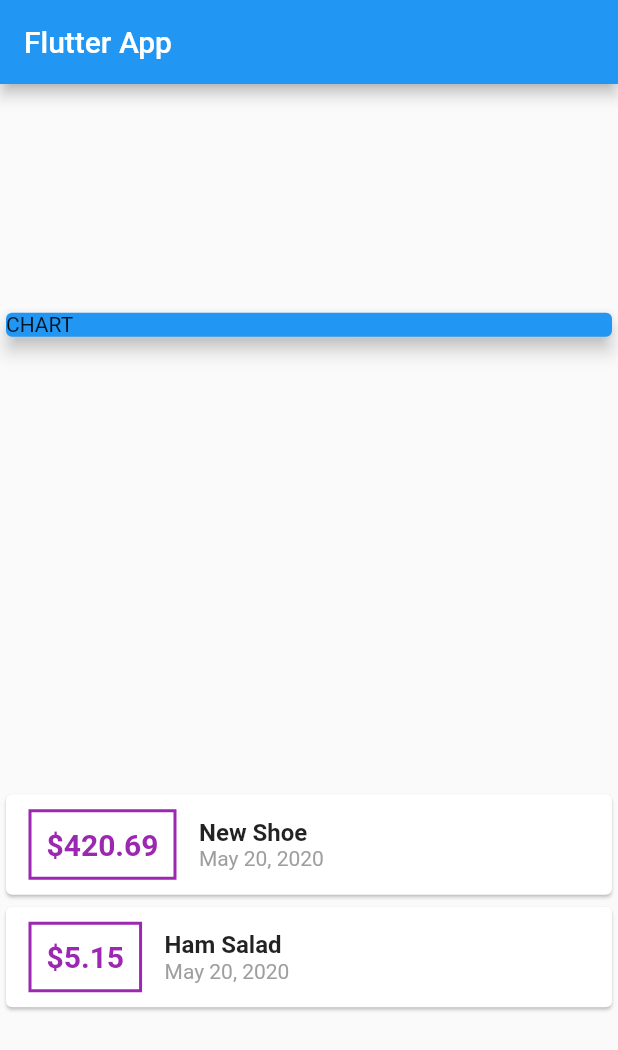
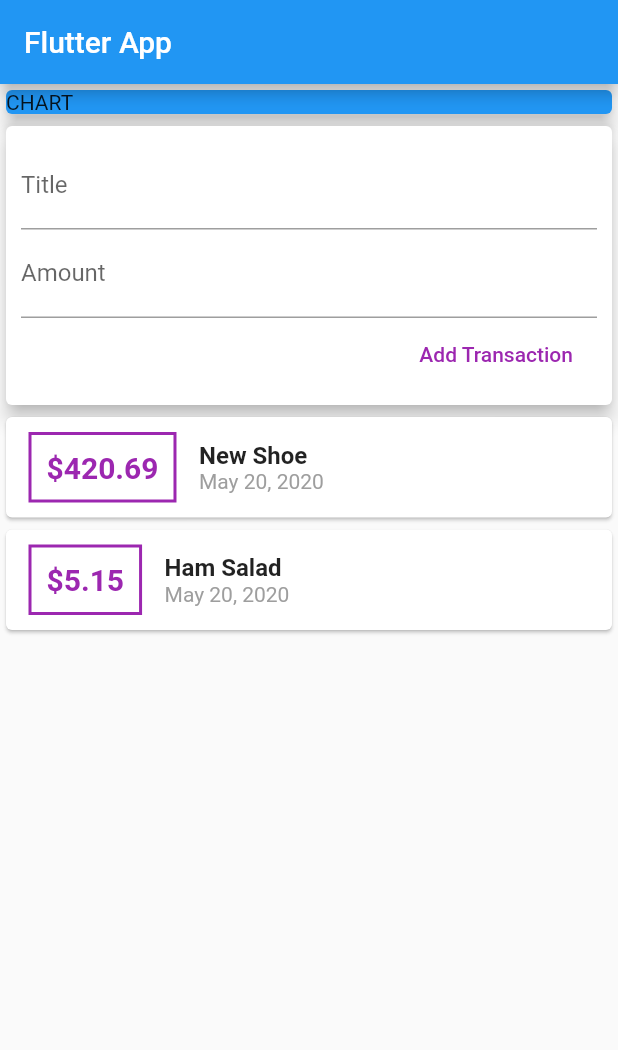
Before and after one commit to mulvaneya7/FlutterExpenseTracker, a Flutter app: the screen it shows after launch, on a phone screen of 412 x 824 dp. Shown: the top 1050 px of the screen. Run offline on Flutter 3.47's test engine with Material 2 defaults, Android fonts, the phone set to English and light mode, and no system bars.

Commit message:
seperate widgets, addTx functionality

```diff
--- a/lib/main.dart
+++ b/lib/main.dart
@@ -1,6 +1,5 @@
 import 'package:flutter/material.dart';
-import 'package:intl/intl.dart';
-import './transaction.dart';
+import './widgets/user_transactions.dart';
 
 void main() => runApp(MyApp());
 
@@ -15,20 +14,11 @@ class MyApp extends StatelessWidget {
 }
 
 class MyHomePage extends StatelessWidget {
-  final List<Transaction> transactions = [
-    Transaction(
-      id: 't1',
-      title: 'New Shoe',
-      amount: 420.69,
-      date: DateTime.now(),
-    ),
-    Transaction(
-      id: 't2',
-      title: 'Ham Salad',
-      amount: 5.15,
-      date: DateTime.now(),
-    ),
-  ];
+  //Input field props
+  // String titleInput;
+  // String amountInput;
+  final titleController = TextEditingController();
+  final amountController = TextEditingController();
 
   @override
   Widget build(BuildContext context) {
@@ -37,7 +27,7 @@ class MyHomePage extends StatelessWidget {
         title: Text('Flutter App'),
       ),
       body: Column(
-          mainAxisAlignment: MainAxisAlignment.spaceAround,
+        // mainAxisAlignment: MainAxisAlignment.start,
         crossAxisAlignment: CrossAxisAlignment.stretch,
         children: <Widget>[
           Container(
@@ -48,56 +38,9 @@ class MyHomePage extends StatelessWidget {
               elevation: 5,
             ),
           ),
-            Column(
-              children: transactions.map((tx) {
-                return Card(
-                  child: Row(
-                    children: <Widget>[
-                      Container(
-                        margin: EdgeInsets.symmetric(
-                          vertical: 10,
-                          horizontal: 15,
-                        ),
-                        decoration: BoxDecoration(
-                          border: Border.all(
-                            color: Colors.purple,
-                            width: 2,
-                          ),
-                        ),
-                        padding: EdgeInsets.all(10),
-                        child: Text(
-                          '\$${tx.amount}',
-                          style: TextStyle(
-                            fontWeight: FontWeight.bold,
-                            fontSize: 20,
-                            color: Colors.purple,
-                          ),
-                        ),
-                      ),
-                      Column(
-                        crossAxisAlignment: CrossAxisAlignment.start,
-                        children: <Widget>[
-                          Text(
-                            tx.title,
-                            style: TextStyle(
-                              fontSize: 16,
-                              fontWeight: FontWeight.bold,
-                            ),
-                          ),
-                          Text(
-                            DateFormat.yMMMd().format(tx.date),
-                            style: TextStyle(
-                              color: Colors.grey,
-                            ),
-                          ),
-                        ],
-                      ),
+          UserTransactions()
         ],
       ),
     );
-              }).toList(),
-            ),
-          ],
-        ));
   }
 }
--- /dev/null
+++ b/lib/widgets/new_transaction.dart
@@ -0,0 +1,46 @@
+import 'package:flutter/material.dart';
+
+class NewTransaction extends StatelessWidget {
+  final Function addTx;
+  final titleController = TextEditingController();
+  final amountController = TextEditingController();
+
+  NewTransaction(this.addTx);
+
+  @override
+  Widget build(BuildContext context) {
+    return Card(
+      elevation: 5,
+      child: Container(
+        padding: EdgeInsets.all(10),
+        child: Column(
+          crossAxisAlignment: CrossAxisAlignment.end,
+          children: <Widget>[
+            TextField(
+              decoration: InputDecoration(labelText: 'Title'),
+              controller: titleController,
+              // onChanged: (val) {
+              //   titleInput = val;
+              // },
+            ),
+            TextField(
+              decoration: InputDecoration(labelText: 'Amount'),
+              controller: amountController,
+              // onChanged: (val) => amountInput = val,
+            ),
+            FlatButton(
+              child: Text('Add Transaction'),
+              textColor: Colors.purple,
+              onPressed: () {
+                addTx(
+                  titleController.text,
+                  double.parse(amountController.text),
+                );
+              },
+            )
+          ],
+        ),
+      ),
+    );
+  }
+}
--- /dev/null
+++ b/lib/widgets/transaction_list.dart
@@ -0,0 +1,62 @@
+import 'package:flutter/material.dart';
+import '../models/transaction.dart';
+import 'package:intl/intl.dart';
+
+class TransactionList extends StatelessWidget {
+  final List<Transaction> transactions;
+
+  TransactionList(this.transactions);
+
+  @override
+  Widget build(BuildContext context) {
+    return Column(
+      children: transactions.map((tx) {
+        return Card(
+          child: Row(
+            children: <Widget>[
+              Container(
+                margin: EdgeInsets.symmetric(
+                  vertical: 10,
+                  horizontal: 15,
+                ),
+                decoration: BoxDecoration(
+                  border: Border.all(
+                    color: Colors.purple,
+                    width: 2,
+                  ),
+                ),
+                padding: EdgeInsets.all(10),
+                child: Text(
+                  '\$${tx.amount}',
+                  style: TextStyle(
+                    fontWeight: FontWeight.bold,
+                    fontSize: 20,
+                    color: Colors.purple,
+                  ),
+                ),
+              ),
+              Column(
+                crossAxisAlignment: CrossAxisAlignment.start,
+                children: <Widget>[
+                  Text(
+                    tx.title,
+                    style: TextStyle(
+                      fontSize: 16,
+                      fontWeight: FontWeight.bold,
+                    ),
+                  ),
+                  Text(
+                    DateFormat.yMMMd().format(tx.date),
+                    style: TextStyle(
+                      color: Colors.grey,
+                    ),
+                  ),
+                ],
+              ),
+            ],
+          ),
+        );
+      }).toList(),
+    );
+  }
+}
--- /dev/null
+++ b/lib/widgets/user_transactions.dart
@@ -0,0 +1,49 @@
+import 'package:flutter/material.dart';
+import './new_transaction.dart';
+import './transaction_list.dart';
+import '../models/transaction.dart';
+
+class UserTransactions extends StatefulWidget {
+  @override
+  _UserTransactionsState createState() => _UserTransactionsState();
+}
+
+class _UserTransactionsState extends State<UserTransactions> {
+  final List<Transaction> _userTransactions = [
+    Transaction(
+      id: 't1',
+      title: 'New Shoe',
+      amount: 420.69,
+      date: DateTime.now(),
+    ),
+    Transaction(
+      id: 't2',
+      title: 'Ham Salad',
+      amount: 5.15,
+      date: DateTime.now(),
+    ),
+  ];
+
+  void _addNewTransaction(String txTitle, double txAmount) {
+    final newTx = Transaction(
+      title: txTitle,
+      amount: txAmount,
+      date: DateTime.now(),
+      id: DateTime.now().toString(),
+    );
+
+    setState(() {
+      _userTransactions.add(newTx);
+    });
+  }
+
+  @override
+  Widget build(BuildContext context) {
+    return Column(
+      children: <Widget>[
+        NewTransaction(_addNewTransaction),
+        TransactionList(_userTransactions),
+      ],
+    );
+  }
+}
```
Also changed, not shown: lib/models/transaction.dart (renamed from lib/transaction.dart). Lines whose indentation alone changed are shown as unchanged.
